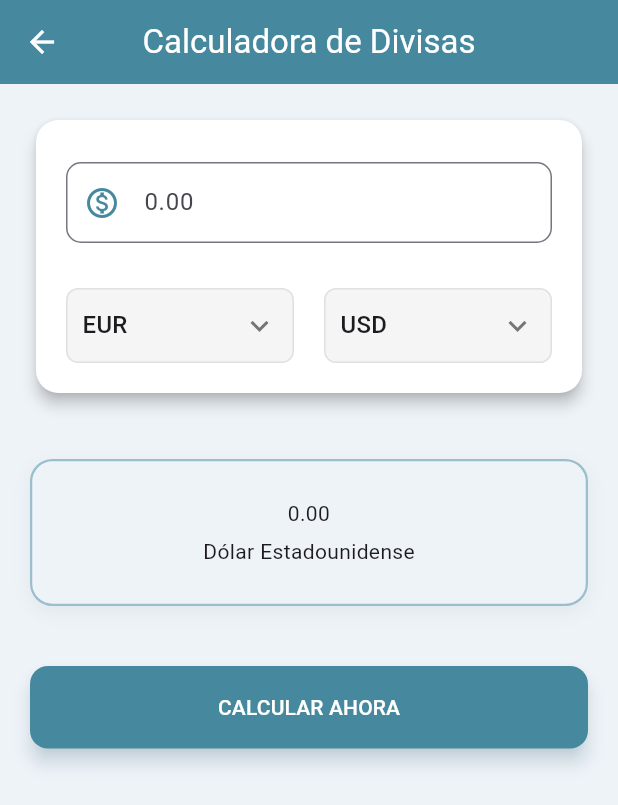
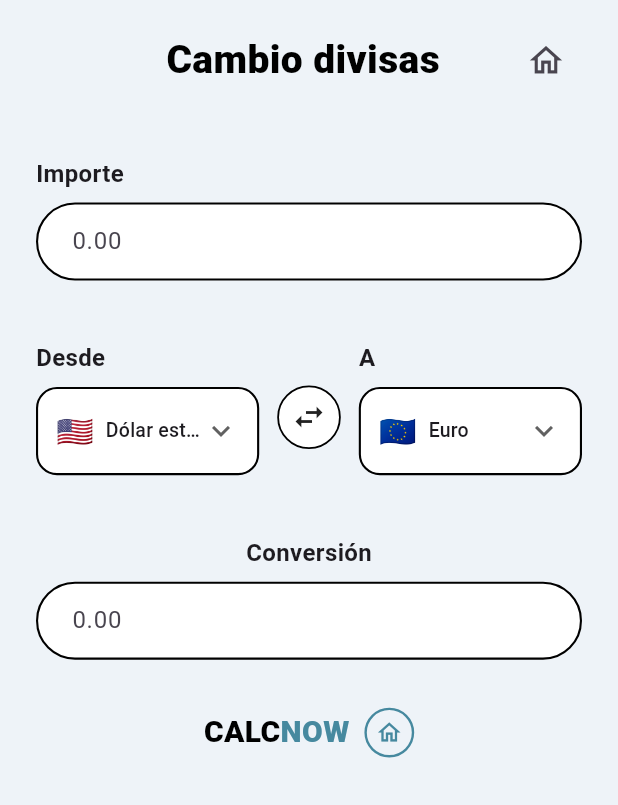
Before and after one commit to guillermoflorez17/CalcNowProyecto, a Flutter app: the DivisasScreen screen opened by its route, on a phone screen of 412 x 824 dp. Shown: the top 805 px of the screen. Run offline on Flutter 3.47's test engine with Material 3 defaults, Android fonts, the light colour scheme and no system bars; our stand-ins replace shared_preferences; accounts and stored records are empty; network calls fail; Roboto replaces fonts that are missing (Poppins).

Commit message:
realizado ajuste de pantalla divisas

```diff
--- a/calcnowFlutter/lib/auth/views/divisas_screen.dart
+++ b/calcnowFlutter/lib/auth/views/divisas_screen.dart
@@ -11,258 +11,372 @@ class Currency {
 
 // --- PANTALLA PRINCIPAL ---
 class DivisasScreen extends StatefulWidget {
-  const DivisasScreen({Key? key}) : super(key: key);
+  const DivisasScreen({super.key});
 
   @override
   _DivisasScreenState createState() => _DivisasScreenState();
 }
 
 class _DivisasScreenState extends State<DivisasScreen> {
-
-  // -----------------------------------------------------------
-  // LISTA DE DIVISAS "HARDCODEADA" (EN DURO)
-  // Aquí están los datos fijos. No se necesita base de datos.
-  // Base: 1 EURO. Fecha referencia: Octubre 2023 (aprox)
-  // -----------------------------------------------------------
+  // Lista estática de divisas (base EUR)
   final List<Currency> _staticCurrencies = [
     Currency(code: 'EUR', name: 'Euro', rate: 1.0000),
-    Currency(code: 'USD', name: 'Dólar Estadounidense', rate: 1.0540),
-    Currency(code: 'GBP', name: 'Libra Esterlina', rate: 0.8320),
-    Currency(code: 'JPY', name: 'Yen Japonés', rate: 163.5000),
-    Currency(code: 'CHF', name: 'Franco Suizo', rate: 0.9350),
-    Currency(code: 'CAD', name: 'Dólar Canadiense', rate: 1.4800),
-    Currency(code: 'AUD', name: 'Dólar Australiano', rate: 1.6200),
-    Currency(code: 'CNY', name: 'Yuan Chino', rate: 7.6300),
-    Currency(code: 'MXN', name: 'Peso Mexicano', rate: 21.5000),
-    Currency(code: 'COP', name: 'Peso Colombiano', rate: 4650.0000),
-    Currency(code: 'ARS', name: 'Peso Argentino', rate: 1050.0000),
-    Currency(code: 'BRL', name: 'Real Brasileño', rate: 6.1000),
-    Currency(code: 'KRW', name: 'Won Surcoreano', rate: 1475.0000),
-    Currency(code: 'INR', name: 'Rupia India', rate: 89.2000),
-    Currency(code: 'SEK', name: 'Corona Sueca', rate: 11.5500),
+    Currency(code: 'USD', name: 'Dólar estadounidense', rate: 1.0540),
+    Currency(code: 'GBP', name: 'Libra esterlina', rate: 0.8320),
+    Currency(code: 'JPY', name: 'Yen japonés', rate: 163.5000),
+    Currency(code: 'CHF', name: 'Franco suizo', rate: 0.9350),
+    Currency(code: 'CAD', name: 'Dólar canadiense', rate: 1.4800),
+    Currency(code: 'AUD', name: 'Dólar australiano', rate: 1.6200),
+    Currency(code: 'CNY', name: 'Yuan chino', rate: 7.6300),
+    Currency(code: 'MXN', name: 'Peso mexicano', rate: 21.5000),
+    Currency(code: 'COP', name: 'Peso colombiano', rate: 4650.0000),
+    Currency(code: 'ARS', name: 'Peso argentino', rate: 1050.0000),
+    Currency(code: 'BRL', name: 'Real brasileño', rate: 6.1000),
+    Currency(code: 'KRW', name: 'Won surcoreano', rate: 1475.0000),
+    Currency(code: 'INR', name: 'Rupia india', rate: 89.2000),
+    Currency(code: 'SEK', name: 'Corona sueca', rate: 11.5500),
   ];
 
-  // Controladores y variables de estado
+  // Controladores
   final TextEditingController _amountController = TextEditingController();
   final TextEditingController _resultController = TextEditingController();
 
-  // Variables para guardar la selección
   late Currency _fromCurrency;
   late Currency _toCurrency;
 
   @override
   void initState() {
     super.initState();
-    // Inicializamos con valores por defecto al arrancar
-    _fromCurrency = _staticCurrencies[0]; // EUR
-    _toCurrency = _staticCurrencies[1];   // USD
+    _fromCurrency = _staticCurrencies.firstWhere((c) => c.code == 'USD',
+        orElse: () => _staticCurrencies[0]);
+    _toCurrency = _staticCurrencies.firstWhere((c) => c.code == 'EUR',
+        orElse: () => _staticCurrencies[0]);
   }
 
-  // -----------------------------------------------------------
-  // LÓGICA DE LA OPERACIÓN (Matemáticas)
-  // -----------------------------------------------------------
+  @override
+  void dispose() {
+    _amountController.dispose();
+    _resultController.dispose();
+    super.dispose();
+  }
+
   void _calculate() {
     if (_amountController.text.isEmpty) {
+      setState(() {
         _resultController.text = "";
+      });
       return;
     }
 
-    // 1. Obtenemos el número escrito
-    // Usamos tryParse para evitar errores si escriben letras
-    double amount = double.tryParse(_amountController.text.replaceAll(',', '.')) ?? 0.0;
+    final double amount =
+        double.tryParse(_amountController.text.replaceAll(',', '.')) ?? 0.0;
 
-    // 2. Fórmula de conversión (Cruce de tasas)
-    // Resultado = (Cantidad / TasaOrigen) * TasaDestino
-    // Ejemplo: 10 USD a GBP -> (10 / 1.054) * 0.832
-    double result = (amount / _fromCurrency.rate) * _toCurrency.rate;
+    final double result =
+        (amount / _fromCurrency.rate) * _toCurrency.rate; // cruce de tasas
 
-    // 3. Mostramos el resultado con 2 decimales
     setState(() {
-      _resultController.text = "${result.toStringAsFixed(2)} ${_toCurrency.code}";
+      _resultController.text = result.toStringAsFixed(2);
     });
   }
 
-  @override
-  Widget build(BuildContext context) {
-    // Estilos y Colores
-    // Color principal sacado de tu Main (Azul CalcNow)
-    final Color primaryColor = const Color(0xFF46899F);
+  // Emoji de bandera para algunas monedas (para acercarnos al mockup)
+  String _currencyFlag(String code) {
+    switch (code) {
+      case 'USD':
+        return '🇺🇸';
+      case 'EUR':
+        return '🇪🇺';
+      case 'GBP':
+        return '🇬🇧';
+      case 'JPY':
+        return '🇯🇵';
+      case 'MXN':
+        return '🇲🇽';
+      case 'COP':
+        return '🇨🇴';
+      case 'ARS':
+        return '🇦🇷';
+      case 'BRL':
+        return '🇧🇷';
+      case 'CAD':
+        return '🇨🇦';
+      case 'AUD':
+        return '🇦🇺';
+      case 'CNY':
+        return '🇨🇳';
+      case 'CHF':
+        return '🇨🇭';
+      case 'KRW':
+        return '🇰🇷';
+      case 'INR':
+        return '🇮🇳';
+      case 'SEK':
+        return '🇸🇪';
+      default:
+        return '🌍';
+    }
+  }
 
-    return Scaffold(
-      appBar: AppBar(
-        title: Text('Calculadora de Divisas',),
-        backgroundColor: primaryColor,
-        centerTitle: true,
-        foregroundColor: Colors.white,
+  // Campo tipo "pastilla" (se usa para Importe y Conversión)
+  Widget _pillTextField({
+    required TextEditingController controller,
+    bool readOnly = false,
+    String? hint,
+    TextInputType? keyboardType,
+    void Function(String)? onChanged,
+  }) {
+    return TextField(
+      controller: controller,
+      readOnly: readOnly,
+      keyboardType: keyboardType,
+      onChanged: onChanged,
+      decoration: InputDecoration(
+        filled: true,
+        fillColor: Colors.white,
+        hintText: hint,
+        contentPadding:
+            const EdgeInsets.symmetric(horizontal: 20, vertical: 14),
+        enabledBorder: OutlineInputBorder(
+          borderRadius: BorderRadius.circular(30),
+          borderSide: const BorderSide(color: Colors.black, width: 1.4),
         ),
-      body: SingleChildScrollView(
-        padding: const EdgeInsets.all(20.0),
-        child: Column(
-          children: [
-            // --- TARJETA PRINCIPAL (ENTRADAS) ---
-            Card(
-              elevation: 4,
-              color: Colors.white,
-              shape: RoundedRectangleBorder(borderRadius: BorderRadius.circular(15)),
-              child: Padding(
-                padding: const EdgeInsets.all(20.0),
-                child: Column(
-                  crossAxisAlignment: CrossAxisAlignment.stretch,
-                  children: [
-                    // INPUT DE IMPORTE
-                    SizedBox(height: 8),
-                    TextField(
-                      controller: _amountController,
-                      keyboardType: TextInputType.numberWithOptions(decimal: true),
-                      decoration: InputDecoration(
-                        prefixIcon: Icon(Icons.monetization_on_outlined, color: primaryColor),
-                        hintText: "0.00",
-                        border: OutlineInputBorder(borderRadius: BorderRadius.circular(10)),
-                        contentPadding: EdgeInsets.symmetric(vertical: 15, horizontal: 10),
-                      ),
-                      onChanged: (val) => _calculate(), // Calcula automáticamente al escribir
-                    ),
-
-                    SizedBox(height: 25),
-
-                    // FILA DE SELECTORES (DESDE -> A)
-                    Row(
-                      children: [
-                        // COLUMNA IZQUIERDA (DESDE)
-                        Expanded(
-                          child: Column(
-                            crossAxisAlignment: CrossAxisAlignment.start,
-                            children: [
-                              SizedBox(height: 5),
-                              _buildStaticDropdown(
-                                value: _fromCurrency,
-                                onChanged: (Currency? newVal) {
-                                  setState(() {
-                                    _fromCurrency = newVal!;
-                                    _calculate();
-                                  });
-                                }
-                              ),
-                            ],
-                          ),
-                        ),
-
-                        // ICONO CENTRAL DE INTERCAMBIO
-                        Padding(
-                          padding: const EdgeInsets.symmetric(horizontal: 10, vertical: 20),
-                        ),
-
-                        // COLUMNA DERECHA (A)
-                        Expanded(
-                          child: Column(
-                            crossAxisAlignment: CrossAxisAlignment.start,
-                            children: [
-                              SizedBox(height: 5),
-                              _buildStaticDropdown(
-                                value: _toCurrency,
-                                onChanged: (Currency? newVal) {
-                                  setState(() {
-                                    _toCurrency = newVal!;
-                                    _calculate();
-                                  });
-                                }
-                              ),
-                            ],
-                          ),
-                        ),
-                      ],
-                    ),
-                  ],
-                ),
-              ),
-            ),
-
-            SizedBox(height: 30),
-
-            // --- SECCIÓN DE RESULTADO ---
-            SizedBox(height: 10),
-
-            Container(
-              width: double.infinity,
-              padding: EdgeInsets.symmetric(vertical: 25, horizontal: 20),
-              decoration: BoxDecoration(
-                color: Color(0xFFEEF3F8), // Tu color de fondo claro
-                borderRadius: BorderRadius.circular(15),
-                border: Border.all(color: primaryColor.withOpacity(0.5), width: 1.5),
-                boxShadow: [
-                  BoxShadow(
-                    color: Colors.black.withOpacity(0.05),
-                    blurRadius: 10,
-                    offset: Offset(0, 4),
-                  )
-                ]
-              ),
-              child: Column(
-                children: [
-                  Text(
-                    _resultController.text.isEmpty ? "0.00" : _resultController.text,
-
-                    textAlign: TextAlign.center,
-                  ),
-                  SizedBox(height: 5),
-                  Text(
-                    "${_toCurrency.name}",
-                  ),
-                ],
-              ),
-            ),
-
-            SizedBox(height: 40),
-
-            // --- BOTÓN CALCULAR (Opcional, pero bueno para UX) ---
-            SizedBox(
-              width: double.infinity,
-              height: 55,
-              child: ElevatedButton(
-                onPressed: _calculate,
-                style: ElevatedButton.styleFrom(
-                  backgroundColor: primaryColor,
-                  foregroundColor: Colors.white,
-                  shape: RoundedRectangleBorder(borderRadius: BorderRadius.circular(12)),
-                  elevation: 5,
-                  shadowColor: primaryColor.withOpacity(0.4),
-                ),
-                child: Text("CALCULAR AHORA",
-                ),
-              ),
-            ),
-          ],
+        focusedBorder: OutlineInputBorder(
+          borderRadius: BorderRadius.circular(30),
+          borderSide:
+              const BorderSide(color: Colors.black, width: 1.8),
         ),
       ),
     );
   }
 
-  // WIDGET PERSONALIZADO PARA EL DROPDOWN (Más limpio)
-  Widget _buildStaticDropdown({required Currency value, required Function(Currency?) onChanged}) {
-    return Container(
-      padding: EdgeInsets.symmetric(horizontal: 10),
+  // Tarjeta tipo dropdown para "Desde" y "A"
+  Widget _currencyCard({
+    required String title,
+    required Currency selected,
+    required void Function(Currency?) onChanged,
+  }) {
+    return Column(
+      crossAxisAlignment: CrossAxisAlignment.start,
+      children: [
+        Text(
+          title,
+          style: const TextStyle(
+            fontWeight: FontWeight.w600,
+            fontSize: 16,
+          ),
+        ),
+        const SizedBox(height: 8),
+        Container(
           decoration: BoxDecoration(
-        color: Colors.grey[100],
-        borderRadius: BorderRadius.circular(8),
-        border: Border.all(color: Colors.grey[300]!)
+            color: Colors.white,
+            borderRadius: BorderRadius.circular(14),
+            border: Border.all(color: Colors.black, width: 1.4),
           ),
+          padding: const EdgeInsets.symmetric(horizontal: 12, vertical: 4),
           child: DropdownButtonHideUnderline(
             child: DropdownButton<Currency>(
-          value: value,
+              value: selected,
               isExpanded: true,
-          icon: Icon(Icons.keyboard_arrow_down, color: Colors.grey[600]),
-          // Mapeamos la lista estática _staticCurrencies
-          items: _staticCurrencies.map((Currency c) {
+              icon: const Icon(Icons.keyboard_arrow_down),
+              items: _staticCurrencies.map((c) {
                 return DropdownMenuItem<Currency>(
                   value: c,
+                  child: Row(
+                    children: [
+                      Text(
+                        _currencyFlag(c.code),
+                        style: const TextStyle(fontSize: 20),
+                      ),
+                      const SizedBox(width: 8),
+                      Expanded(
                         child: Text(
-                c.code, // Mostramos solo el código (EUR, USD) para que quepa bien
+                          c.name,
+                          overflow: TextOverflow.ellipsis,
+                          style: const TextStyle(fontSize: 13),
+                        ),
+                      ),
+                    ],
                   ),
                 );
               }).toList(),
               onChanged: onChanged,
             ),
           ),
+        ),
+      ],
+    );
+  }
+
+  @override
+  Widget build(BuildContext context) {
+    final Color primaryColor = const Color(0xFF46899F);
+
+    return Scaffold(
+      backgroundColor: const Color(0xFFEEF3F8),
+      body: SafeArea(
+        child: SingleChildScrollView(
+          padding: const EdgeInsets.symmetric(horizontal: 24, vertical: 16),
+          child: Column(
+            crossAxisAlignment: CrossAxisAlignment.stretch,
+            children: [
+              // Fila superior: título + icono home
+              Row(
+                mainAxisAlignment: MainAxisAlignment.spaceBetween,
+                children: [
+                  const SizedBox(width: 40), // Para equilibrar con el icono de la derecha
+                  const Text(
+                    'Cambio divisas',
+                    style: TextStyle(
+                      fontSize: 26,
+                      fontWeight: FontWeight.w800,
+                      color: Colors.black,
+                    ),
+                  ),
+                  IconButton(
+                    icon: const Icon(Icons.home_outlined, size: 26),
+                    onPressed: () {
+                      Navigator.pushNamed(context, '/home');
+                    },
+                  ),
+                ],
+              ),
+
+              const SizedBox(height: 40),
+
+              // Importe
+              const Text(
+                'Importe',
+                style: TextStyle(
+                  fontSize: 16,
+                  fontWeight: FontWeight.w600,
+                ),
+              ),
+              const SizedBox(height: 8),
+              _pillTextField(
+                controller: _amountController,
+                keyboardType:
+                    const TextInputType.numberWithOptions(decimal: true),
+                hint: '0.00',
+                onChanged: (_) => _calculate(),
+              ),
+
+              const SizedBox(height: 40),
+
+              // Fila de "Desde" - icono intercambio - "A"
+              Row(
+                crossAxisAlignment: CrossAxisAlignment.start,
+                children: [
+                  Expanded(
+                    child: _currencyCard(
+                      title: 'Desde',
+                      selected: _fromCurrency,
+                      onChanged: (Currency? newVal) {
+                        if (newVal == null) return;
+                        setState(() {
+                          _fromCurrency = newVal;
+                        });
+                        _calculate();
+                      },
+                    ),
+                  ),
+                  const SizedBox(width: 12),
+                  Column(
+                    children: [
+                      const SizedBox(height: 30),
+                      Container(
+                        padding: const EdgeInsets.all(8),
+                        decoration: BoxDecoration(
+                          shape: BoxShape.circle,
+                          color: Colors.white,
+                          border: Border.all(color: Colors.black, width: 1.2),
+                        ),
+                        child: const Icon(Icons.swap_horiz, size: 24),
+                      ),
+                    ],
+                  ),
+                  const SizedBox(width: 12),
+                  Expanded(
+                    child: _currencyCard(
+                      title: 'A',
+                      selected: _toCurrency,
+                      onChanged: (Currency? newVal) {
+                        if (newVal == null) return;
+                        setState(() {
+                          _toCurrency = newVal;
+                        });
+                        _calculate();
+                      },
+                    ),
+                  ),
+                ],
+              ),
+
+              const SizedBox(height: 40),
+
+              // Conversión
+              const Align(
+                alignment: Alignment.center,
+                child: Text(
+                  'Conversión',
+                  style: TextStyle(
+                    fontSize: 16,
+                    fontWeight: FontWeight.w600,
+                  ),
+                ),
+              ),
+              const SizedBox(height: 8),
+              _pillTextField(
+                controller: _resultController,
+                readOnly: true,
+                hint: '0.00',
+              ),
+
+              const SizedBox(height: 32),
+
+
+
+              // Logo CALCNOW + casita abajo
+              Center(
+                child: Row(
+                  mainAxisSize: MainAxisSize.min,
+                  children: [
+                    const Text(
+                      'CALC',
+                      style: TextStyle(
+                        fontSize: 20,
+                        fontWeight: FontWeight.w800,
+                        color: Colors.black,
+                      ),
+                    ),
+                    Text(
+                      'NOW',
+                      style: TextStyle(
+                        fontSize: 20,
+                        fontWeight: FontWeight.w800,
+                        color: primaryColor,
+                      ),
+                    ),
+                    const SizedBox(width: 10),
+                    Container(
+                      padding: const EdgeInsets.all(6),
+                      decoration: BoxDecoration(
+                        shape: BoxShape.circle,
+                        border: Border.all(color: primaryColor, width: 1.6),
+                      ),
+                      child: Icon(
+                        Icons.home_outlined,
+                        size: 18,
+                        color: primaryColor,
+                      ),
+                    ),
+                  ],
+                ),
+              ),
+              const SizedBox(height: 10),
+            ],
+          ),
+        ),
+      ),
     );
   }
 }
--- a/calcnowFlutter/lib/auth/views/login_screen.dart
+++ b/calcnowFlutter/lib/auth/views/login_screen.dart
@@ -3,6 +3,8 @@ import 'package:shared_preferences/shared_preferences.dart'; // ← IMPORT NECES
 import '../services/auth_service.dart';
 
 class LoginScreen extends StatefulWidget {
+  const LoginScreen({super.key});
+
   @override
   State<LoginScreen> createState() => _LoginScreenState();
 }
--- a/calcnowFlutter/lib/auth/views/register_screen.dart
+++ b/calcnowFlutter/lib/auth/views/register_screen.dart
@@ -2,6 +2,8 @@ import 'package:flutter/material.dart';
 import '../../auth/services/auth_service.dart';
 
 class RegisterScreen extends StatefulWidget {
+  const RegisterScreen({super.key});
+
   @override
   State<RegisterScreen> createState() => _RegisterScreenState();
 }
```
Also changed, not shown: calcnowFlutter/pubspec.lock. Lines whose indentation alone changed are shown as unchanged.
